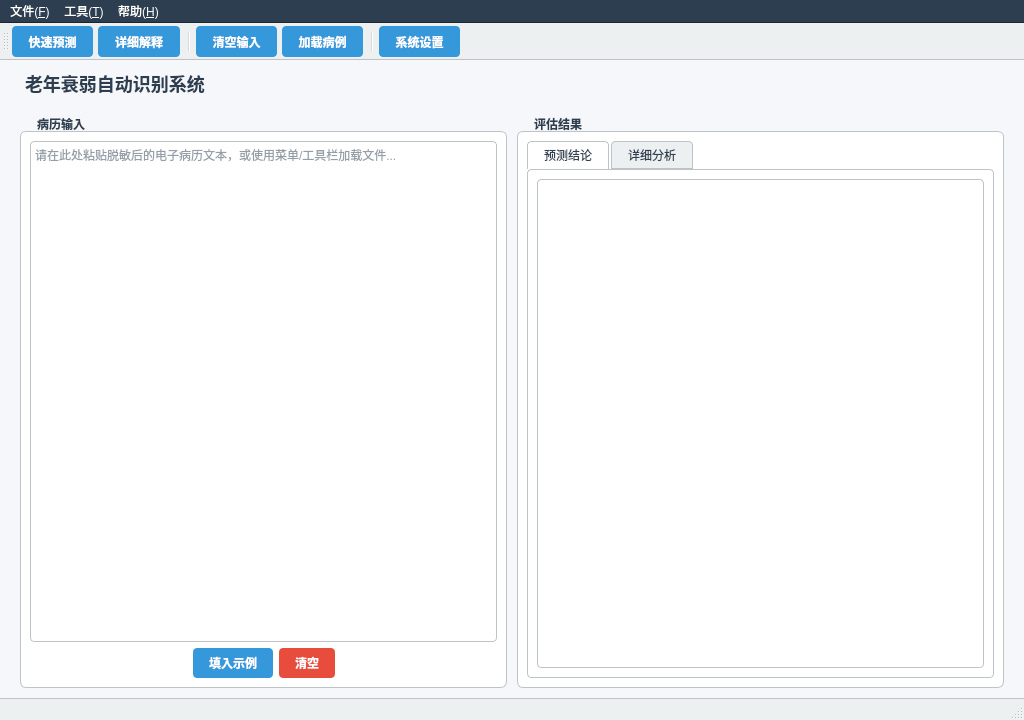
This is source/tools/frailty_ui_v2.ui in lupeilin/Identification-of-Frailty-in-Elderly-Individuals as Qt 5 draws it before an edit. The edited form follows.
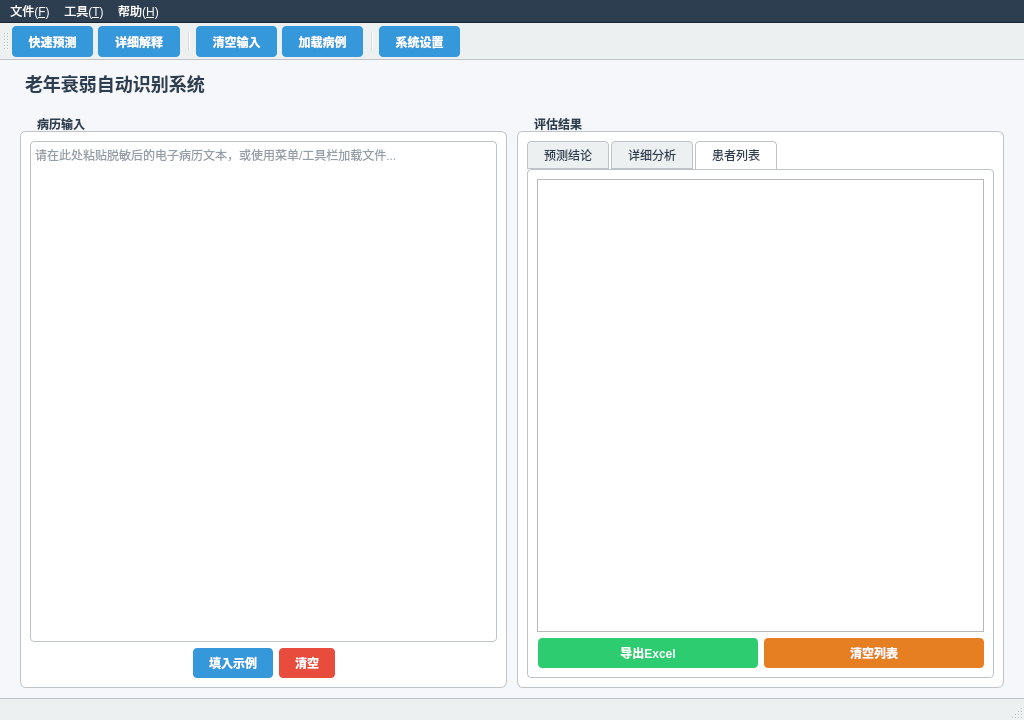
This is the edited form. The open tabs and pages were chosen to show the change.

Commit message: 添加 本地知识库和循证建议 批量导入和队列处理 患者列表视图和结果浏览  结果导出

The edit to the form file:
```diff
--- a/source/tools/frailty_ui_v2.ui
+++ b/source/tools/frailty_ui_v2.ui
@@ -251,6 +251,64 @@
                 <bool>true</bool>
                </property>
               </widget>
+                                                    </item>
+                                                </layout>
+                                            </widget>
+                                            <widget class="QWidget" name="tab_patient_list">
+                                                <attribute name="title">
+                                                    <string>患者列表</string>
+                                                </attribute>
+                                                <layout class="QVBoxLayout" name="verticalLayout_3">
+                                                    <item>
+                                                        <widget class="QTableWidget"
+                                                            name="patient_table">
+                                                            <property name="selectionBehavior">
+                                                                <enum>QAbstractItemView::SelectRows</enum>
+                                                            </property>
+                                                            <property name="editTriggers">
+                                                                <set>
+                                                                    QAbstractItemView::NoEditTriggers</set>
+                                                            </property>
+                                                            <property name="alternatingRowColors">
+                                                                <bool>true</bool>
+                                                            </property>
+                                                            <attribute
+                                                                name="horizontalHeaderStretchLastSection">
+                                                                <bool>true</bool>
+                                                            </attribute>
+                                                        </widget>
+                                                    </item>
+                                                    <item>
+                                                        <layout class="QHBoxLayout"
+                                                            name="horizontalLayout_list_btns">
+                                                            <item>
+                                                                <spacer name="horizontalSpacer_3" />
+                                                            </item>
+                                                            <item>
+                                                                <widget class="QPushButton"
+                                                                    name="btn_export_excel">
+                                                                    <property name="text">
+                                                                        <string>导出Excel</string>
+                                                                    </property>
+                                                                    <property name="styleSheet">
+                                                                        <string notr="true">background-color:#2ecc71;
+                                                                            color:white;</string>
+                                                                    </property>
+                                                                </widget>
+                                                            </item>
+                                                            <item>
+                                                                <widget class="QPushButton"
+                                                                    name="btn_clear_list">
+                                                                    <property name="text">
+                                                                        <string>清空列表</string>
+                                                                    </property>
+                                                                    <property name="styleSheet">
+                                                                        <string notr="true">background-color:#e67e22;
+                                                                            color:white;</string>
+                                                                    </property>
+                                                                </widget>
+                                                            </item>
+                                                        </layout>
              </item>
             </layout>
            </widget>
```
Left out of the diff: 305 changed lines with no effect on the pictures. Lines whose indentation alone changed are shown as unchanged. The commit also changes 8 other files.
